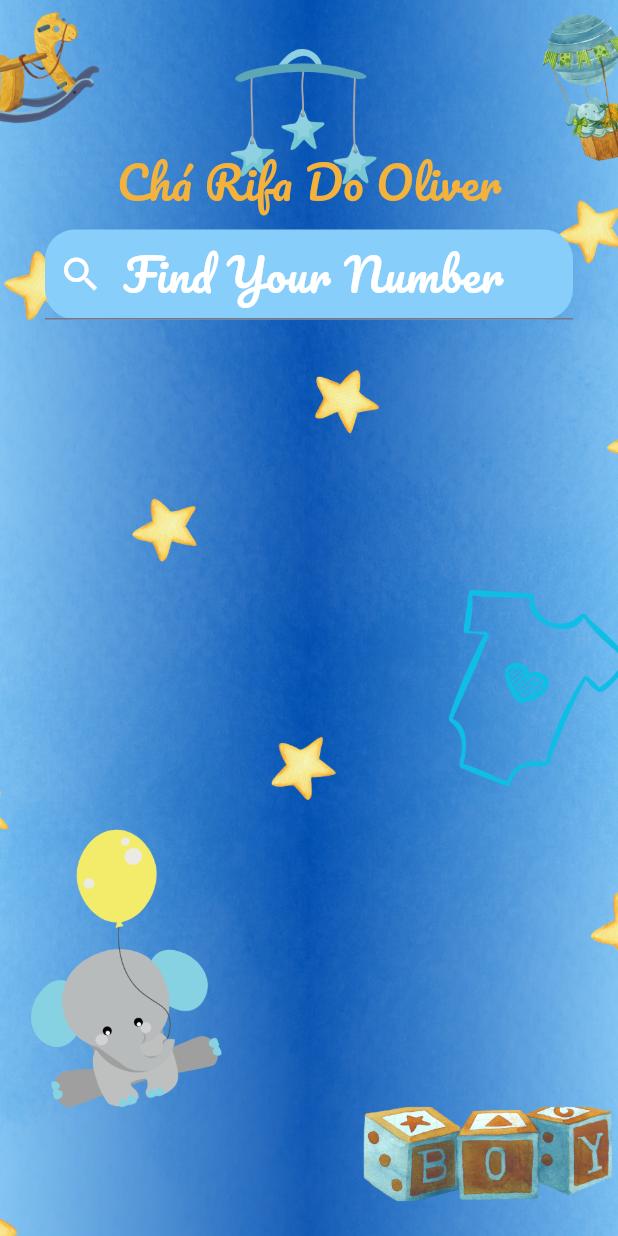
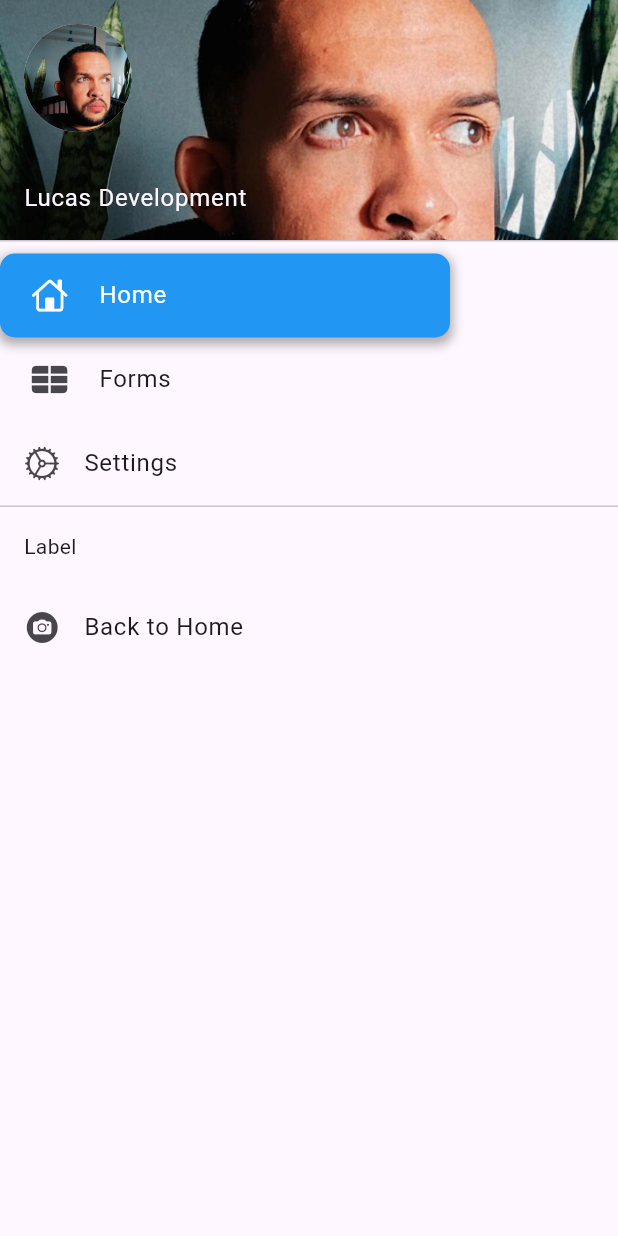
Before and after one commit to lucasvinicius360/cha-rifa, a Flutter app: the screen it shows after launch, with the side drawer open (before the commit the screen has no drawer), on a phone screen of 412 x 824 dp. Run offline on Flutter 3.47's test engine with Material 3 defaults, Android fonts, the phone set to English and light mode, and no system bars; our stand-ins replace google_fonts; missing offline and left inert: flutter_gradient_colors.

Commit message:
refaturação

```diff
--- a/lib/main.dart
+++ b/lib/main.dart
@@ -1,4 +1,4 @@
-import 'package:cha_rifa/screen/home/home_page.dart';
+import 'package:cha_rifa/screen/home/home_page_view.dart';
 import 'package:flutter/material.dart';
 
 void main() {
--- a/lib/screen/home/home_page.dart
+++ /dev/null
@@ -1,90 +0,0 @@
-import 'package:flutter/material.dart';
-import 'package:flutter_gradient_colors/flutter_gradient_colors.dart';
-import 'package:google_fonts/google_fonts.dart';
-
-class HomePage extends StatefulWidget {
-  const HomePage({super.key});
-
-  @override
-  State<HomePage> createState() => _HomePageState();
-}
-
-class _HomePageState extends State<HomePage> {
-  @override
-  Widget build(BuildContext context) {
-    return Scaffold(
-      // appBar: AppBar(
-      //     centerTitle: true,
-      //     title: Text(
-      //       'Cha Rifa Do Oliver',
-      //       style: GoogleFonts.pacifico(
-      //         fontWeight: FontWeight.w500,
-      //         fontSize: 30,
-      //         color: Color(0xFFF4B23C),
-      //       ),
-      //     ),
-      //     // backgroundColor: Color(0xFF87CEFA),
-      //     flexibleSpace: Container(
-      //       decoration: BoxDecoration(
-      //         image: DecorationImage(
-      //           image: AssetImage("assets/images/background_appBar.png"),
-      //           fit: BoxFit.cover,
-      //         ),
-      //       ),
-      //     )),
-      body: Material(
-          child: Container(
-            padding: EdgeInsets.only(top: 100, bottom: 40),
-            decoration: BoxDecoration(
-            // color: Colors.black,
-            // ignore: prefer_const_constructors
-            image: DecorationImage(
-                image: AssetImage("assets/images/background.png"),
-                fit: BoxFit.cover,
-                opacity: 1.6)),
-        child: SafeArea(
-          child: Padding(
-            padding: EdgeInsets.symmetric(horizontal: 15),
-            child: Column(children: [
-              Padding(
-                padding: EdgeInsets.symmetric(horizontal: 15),
-                child: Text(
-                  "Chá Rifa Do Oliver",
-                  style: GoogleFonts.pacifico(
-                    color: const Color(0xFFF4B23C),
-                    fontSize: 30,
-                    fontWeight: FontWeight.w500,
-                  ),
-                ),
-              ),
-              Container(
-                margin: EdgeInsets.symmetric(horizontal: 15, vertical: 10),
-                width: MediaQuery.of(context).size.width,
-                height: 60,
-                alignment: Alignment.center,
-                decoration: BoxDecoration(
-                    color: Color(0xFF87CEFA),
-                    borderRadius: BorderRadius.circular(20)),
-                child: TextFormField(
-                  decoration: InputDecoration(
-                    hintText: "Find Your Number",
-                    hintStyle: GoogleFonts.pacifico(
-                      color: Colors.white,
-                      fontSize: 30,
-                      fontWeight: FontWeight.w500,
-                    ),
-                    prefixIcon: Icon(
-                      Icons.search,
-                      size: 30,
-                      color: Colors.white,
-                    ),
-                  ),
-                ),
-              ),
-            ]),
-          ),
-        ),
-      )),
-    );
-  }
-}
--- /dev/null
+++ b/lib/screen/home/home_page_view.dart
@@ -0,0 +1,42 @@
+import 'package:cha_rifa/widget/drawer/drawer.dart';
+import 'package:flutter/material.dart';
+import 'package:flutter_gradient_colors/flutter_gradient_colors.dart';
+import 'package:google_fonts/google_fonts.dart';
+
+class HomePage extends StatefulWidget {
+  const HomePage({super.key});
+
+  @override
+  State<HomePage> createState() => _HomePageState();
+}
+
+class _HomePageState extends State<HomePage> {
+  @override
+  Widget build(BuildContext context) {
+    return Scaffold(
+      drawer: DrawerThree(),
+      appBar: AppBar(
+          centerTitle: true,
+          title: Text(
+            'Cha Rifa Do Oliver',
+            style: GoogleFonts.pacifico(
+              fontWeight: FontWeight.w500,
+              fontSize: 30,
+              color: Color(0xFFF4B23C),
+            ),
+          ),
+          // backgroundColor: Color(0xFF87CEFA),
+          flexibleSpace: Container(
+            decoration: BoxDecoration(
+              image: DecorationImage(
+                image: AssetImage("assets/images/background_appBar.png"),
+                fit: BoxFit.cover,
+              ),
+            ),
+          )),
+      body: Container(
+
+      )
+    );
+  }
+}
--- /dev/null
+++ b/lib/widget/drawer/drawer.dart
@@ -0,0 +1,255 @@
+import 'package:flutter/cupertino.dart';
+import 'package:flutter/material.dart';
+
+
+class DrawerThree extends StatefulWidget {
+  // Atributo para armazenar o destino inicialmente selecionado
+  final int initialSelectedDestination;
+
+  // Construtor que aceita um valor opcional para initialSelectedDestination
+  const DrawerThree({Key? key, this.initialSelectedDestination = 0})
+      : super(key: key);
+
+  @override
+  State<DrawerThree> createState() => _DrawerThreeState();
+}
+
+class _DrawerThreeState extends State<DrawerThree> {
+  // Variável para rastrear o destino atualmente selecionado
+  int _selectedDestination = 0;
+
+  @override
+  void initState() {
+    super.initState();
+    // Inicializa _selectedDestination com o valor fornecido no construtor
+    _selectedDestination = widget.initialSelectedDestination;
+  }
+
+  @override
+  Widget build(BuildContext context) {
+    return Scaffold(
+
+      body: Container(
+        child: ListView(
+          // Importante: Remova qualquer preenchimento da ListView.
+          padding: EdgeInsets.zero,
+          children: <Widget>[
+            UserAccountsDrawerHeader(
+              decoration: BoxDecoration(
+                image: DecorationImage(
+                  image: AssetImage('assets/images/IMG1.jpg'),
+                  fit: BoxFit.cover,
+                )
+              ),
+              accountName: Text('Lucas Development'),
+              accountEmail: null,
+              currentAccountPicture: CircleAvatar(
+                child: ClipOval(
+                    child: Image.asset(
+                  'assets/images/IMG1.jpg',
+                  width: 90,
+                  height: 90,
+                  fit: BoxFit.cover,
+                )),
+              ),
+            ),
+
+            // Item de menu "Home"
+            Stack(
+              children: [
+                // Destaca a barra lateral se o destino estiver selecionado
+                _selectedDestination == 0
+                    ? Positioned(
+                        width: 300,
+                        height: 56,
+                        child: Container(
+                          decoration: BoxDecoration(
+                            color: Colors.blue,
+                            borderRadius: BorderRadius.all(Radius.circular(10)),
+                            boxShadow: [
+                              BoxShadow(
+                                color: Colors.black.withOpacity(0.3),
+                                spreadRadius: 2,
+                                blurRadius: 5,
+                                offset: Offset(0, 3),
+                              ),
+                            ],
+                          ),
+                        ),
+                      )
+                    : SizedBox(),
+                // O item real no Drawer
+                ListTile(
+                    leading: SizedBox(
+                      child: Icon(CupertinoIcons.home),
+                      height: 34,
+                      width: 34,
+                    ),
+                    title: Text('Home'),
+                    selected: _selectedDestination == 0,
+                    onTap: () {
+                      // Atualiza o destino selecionado e navega para a tela Home
+                      selectDestination(0);
+                      // Navigator.push(
+                      //     context,
+                      //     MaterialPageRoute(
+                      //       builder: (context) => Home(),
+                      //     ));
+                    },
+                    selectedColor:
+                        _selectedDestination == 0 ? Colors.white : Colors.blue),
+              ],
+            ),
+
+            // Item de menu "Forms"
+            Stack(
+              children: [
+                // Destaca a barra lateral se o destino estiver selecionado
+                _selectedDestination == 1
+                    ? Positioned(
+                        // width: 320,
+                        height: 56,
+                        left: 10,
+                        right: 5,
+                        child: Container(
+                          decoration: BoxDecoration(
+                            color: Colors.blue,
+                            borderRadius: BorderRadius.all(Radius.circular(10)),
+                            boxShadow: [
+                              BoxShadow(
+                                color: Colors.black.withOpacity(0.3),
+                                spreadRadius: 2,
+                                blurRadius: 5,
+                                offset: Offset(0, 3),
+                              ),
+                            ],
+                          ),
+                        ),
+                      )
+                    : SizedBox(),
+                // O item real no Drawer
+                ListTile(
+                    leading: SizedBox(
+                      child: Icon(CupertinoIcons.table_fill),
+                      height: 34,
+                      width: 34,
+                    ),
+                    title: Text('Forms'),
+                    selected: _selectedDestination == 1,
+                    onTap: () {
+                      // Atualiza o destino selecionado e navega para a tela de Forms
+                      selectDestination(1);
+                      // Navigator.push(
+                      //     context,
+                      //     PageTransition(
+                      //       child: const FormExample(),
+                      //       type: PageTransitionType.size,
+                      //       alignment: Alignment.center,
+                      //       duration: const Duration(milliseconds: 700),
+                      //     ));
+                    },
+                    selectedColor:
+                        _selectedDestination == 1 ? Colors.white : Colors.blue),
+              ],
+            ),
+
+            // Item de menu "Item 3"
+            Stack(
+              children: [
+                _selectedDestination == 2
+                    ? Positioned(
+                        // width: 320,
+                        height: 56,
+                        left: 10,
+                        right: 5,
+                        child: Container(
+                          decoration: BoxDecoration(
+                            color: Colors.blue,
+                            borderRadius: BorderRadius.all(Radius.circular(10)),
+                            boxShadow: [
+                              BoxShadow(
+                                color: Colors.black.withOpacity(0.3),
+                                spreadRadius: 2,
+                                blurRadius: 5,
+                                offset: Offset(0, 3),
+                              ),
+                            ],
+                          ),
+                        ),
+                      )
+                    : SizedBox(),
+                ListTile(
+                    leading:
+                        SizedBox(child: Icon(CupertinoIcons.settings_solid)),
+                    title: Text('Settings'),
+                    selected: _selectedDestination == 2,
+                    onTap: () {
+                      selectDestination(2);
+                    },
+                    selectedColor:
+                        _selectedDestination == 2 ? Colors.white : Colors.blue),
+              ],
+            ),
+
+            // Divisor e rótulo
+            Divider(
+              height: 1,
+              thickness: 1,
+            ),
+            Padding(
+              padding: const EdgeInsets.all(16.0),
+              child: Text(
+                'Label',
+              ),
+            ),
+
+            // Item de menu "Item A"
+            Stack(
+              children: [
+                _selectedDestination == 3
+                    ? Positioned(
+                        // width: 320,
+                        height: 56,
+                        left: 10,
+                        right: 5,
+                        child: Container(
+                          decoration: BoxDecoration(
+                            color: Colors.blue,
+                            borderRadius: BorderRadius.all(Radius.circular(10)),
+                            boxShadow: [
+                              BoxShadow(
+                                color: Colors.black.withOpacity(0.3),
+                                spreadRadius: 2,
+                                blurRadius: 5,
+                                offset: Offset(0, 3),
+                              ),
+                            ],
+                          ),
+                        ),
+                      )
+                    : SizedBox(),
+                ListTile(
+                    leading: Icon(CupertinoIcons.camera_circle_fill),
+                    title: Text('Back to Home'),
+                    selected: _selectedDestination == 3,
+                    onTap: () {
+                      selectDestination(3);
+                      Navigator.pop(context);
+                    },
+                    selectedColor:
+                        _selectedDestination == 3 ? Colors.white : Colors.blue),
+              ],
+            ),
+          ],
+        ),
+      ),
+    );
+  }
+
+  // Função para atualizar o destino selecionado
+  void selectDestination(int index) {
+    setState(() {
+      _selectedDestination = index;
+    });
+  }
+}
--- a/pubspec.yaml
+++ b/pubspec.yaml
@@ -55,6 +55,8 @@ dev_dependencies:
   # package. See that file for information about deactivating specific lint
   # rules and activating additional ones.
   flutter_lints: ^2.0.0
+  build_runner: ^2.4.8
+  mobx_codegen: ^2.6.0+1
 
 # For information on the generic Dart part of this file, see the
 # following page: https://dart.dev/tools/pub/pubspec
```
Also changed, not shown: assets/images/IMG1.jpg (added), lib/screen/add/add.dart (added), pubspec.lock.
